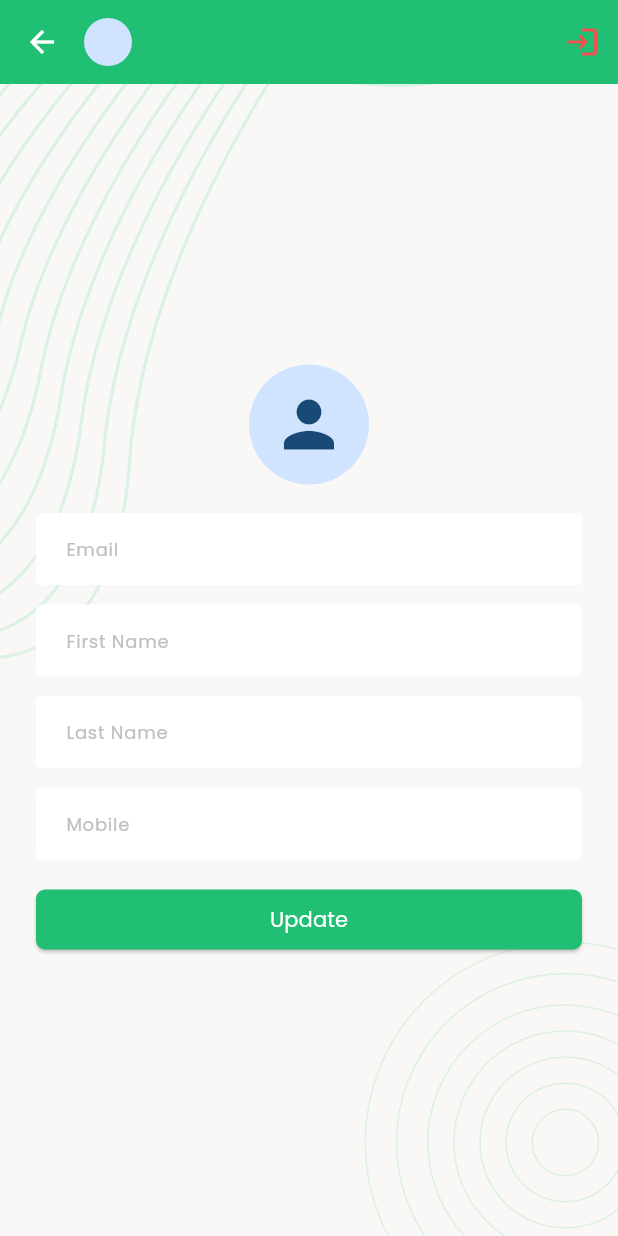
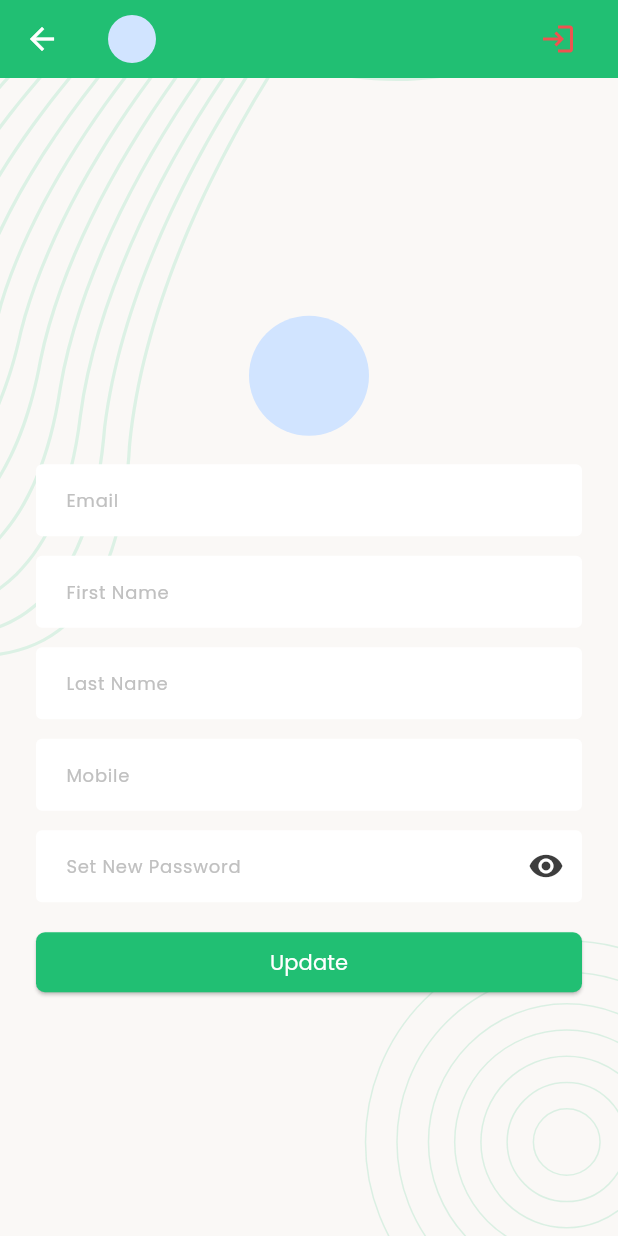
Before and after one commit to saju575/flutter-task-manager, a Flutter app: the UpdateProfileScreen screen opened by its route, on a phone screen of 412 x 824 dp. Run offline on Flutter 3.47's test engine with Material 3 defaults, Android fonts, the phone set to English and light mode, and no system bars; our stand-ins replace flutter_svg, image_picker, logger, pin_code_fields, shared_preferences; accounts and stored records are empty.

Commit message:
Profile update API intregation done

```diff
--- a/lib/data/models/user_model.dart
+++ b/lib/data/models/user_model.dart
@@ -1,22 +1,3 @@
-// class UserModel {
-//   late final String id;
-//   late final String email;
-//   late final String firstName;
-//   late final String lastName;
-//   late final String mobile;
-//   late final String createdDate;
-
-//   // Name constructor
-//   UserModel.fromJson(Map<String, dynamic> jsonData) {
-//     id = jsonData['_id'];
-//     email = jsonData['email'];
-//     firstName = jsonData['firstName'];
-//     lastName = jsonData['lastName'];
-//     mobile = jsonData['mobile'];
-//     createdDate = jsonData['createdDate'];
-//   }
-// }
-
 class UserModel {
   final String id;
   final String email;
@@ -24,6 +5,7 @@ class UserModel {
   final String lastName;
   final String mobile;
   final String createdDate;
+  final String? photo;
 
   UserModel({
     required this.id,
@@ -32,6 +14,7 @@ class UserModel {
     required this.lastName,
     required this.mobile,
     required this.createdDate,
+    this.photo,
   });
 
   factory UserModel.fromJson(Map<String, dynamic> jsonData) {
@@ -42,6 +25,7 @@ class UserModel {
       lastName: jsonData['lastName'] ?? "",
       mobile: jsonData['mobile'] ?? "",
       createdDate: jsonData['createdDate'] ?? "",
+      photo: jsonData['photo'] ?? "",
     );
   }
 
@@ -53,6 +37,7 @@ class UserModel {
       'lastName': lastName,
       'mobile': mobile,
       'createdDate': createdDate,
+      "photo": photo,
     };
   }
 
--- a/lib/data/services/network_logger.dart
+++ b/lib/data/services/network_logger.dart
@@ -3,10 +3,15 @@ import 'package:logger/logger.dart';
 class NetworkLogger {
   static final Logger _logger = Logger();
 
-  static void preRequestLog(String url, {Map<String, dynamic>? body}) {
+  static void preRequestLog(
+    String url, {
+    Map<String, dynamic>? body,
+    Map<String, dynamic>? headers,
+  }) {
     _logger.i(
       'URL=> $url\n'
-      'Body=> $body',
+      'Body=> $body\n'
+      'Headers=> $headers',
     );
   }
 
--- a/lib/ui/app.dart
+++ b/lib/ui/app.dart
@@ -4,11 +4,13 @@ import 'package:task_manager/ui/utils/app_colors.dart';
 
 class TaskManagerApp extends StatelessWidget {
   const TaskManagerApp({super.key});
-
+  static final GlobalKey<NavigatorState> navigatorKey =
+      GlobalKey<NavigatorState>();
   @override
   Widget build(BuildContext context) {
     return MaterialApp(
       debugShowCheckedModeBanner: false,
+      navigatorKey: navigatorKey,
       routes: AppRoutes.routes,
       initialRoute: AppRoutes.splash,
 
@@ -54,7 +56,7 @@ class TaskManagerApp extends StatelessWidget {
             backgroundColor: AppColors.primaryColor,
             foregroundColor: AppColors.whiteColor,
             shape: RoundedRectangleBorder(
-              borderRadius:  BorderRadius.circular(6),
+              borderRadius: BorderRadius.circular(6),
             ),
           ),
         ),
--- a/lib/ui/screens/main_bottom_nav_screen.dart
+++ b/lib/ui/screens/main_bottom_nav_screen.dart
@@ -27,6 +27,7 @@ class _MainBottomNavScreenState extends State<MainBottomNavScreen> {
       appBar: const TaskManagerAppBar(),
 
       bottomNavigationBar: NavigationBar(
+        height: 58,
         selectedIndex: _selectedIndex,
         onDestinationSelected: (index) {
           setState(() {
--- a/lib/ui/screens/update_profile_screen.dart
+++ b/lib/ui/screens/update_profile_screen.dart
@@ -1,9 +1,17 @@
+import 'dart:convert';
 import 'dart:io';
 import 'package:flutter/material.dart';
+import 'package:flutter/services.dart';
 import 'package:image_picker/image_picker.dart';
 import 'package:task_manager/data/models/user_model.dart';
+import 'package:task_manager/data/services/network_client.dart';
+import 'package:task_manager/data/utils/urls.dart';
 import 'package:task_manager/ui/controllers/auth_controller.dart';
+import 'package:task_manager/ui/utils/input_validator.dart';
+import 'package:task_manager/ui/widgets/password_visbility_icon.dart';
 import 'package:task_manager/ui/widgets/screen_background.dart';
+import 'package:task_manager/ui/widgets/snack_bar_message.dart';
+import 'package:task_manager/ui/widgets/spiner.dart';
 import 'package:task_manager/ui/widgets/task_manager_app_bar.dart';
 
 class UpdateProfileScreen extends StatefulWidget {
@@ -18,22 +26,18 @@ class _UpdateProfileScreenState extends State<UpdateProfileScreen> {
   final TextEditingController _firstNameTEController = TextEditingController();
   final TextEditingController _lastNameTEController = TextEditingController();
   final TextEditingController _phoneTEController = TextEditingController();
+  final TextEditingController _passwordTEController = TextEditingController();
+
+  final GlobalKey<TaskManagerAppBarState> _taskManagerAppBarKey =
+      GlobalKey<TaskManagerAppBarState>();
 
   final GlobalKey<FormState> _formKey = GlobalKey<FormState>();
 
   final ImagePicker _picker = ImagePicker();
-  File? _image;
+  XFile? _pickedImage;
 
-  Future<void> _pickImage() async {
-    final XFile? pickedFile = await _picker.pickImage(
-      source: ImageSource.gallery,
-    );
-    if (pickedFile != null) {
-      setState(() {
-        _image = File(pickedFile.path);
-      });
-    }
-  }
+  late bool isLoading = false;
+  late bool _isPasswordHidden = true;
 
   @override
   void initState() {
@@ -51,6 +55,7 @@ class _UpdateProfileScreenState extends State<UpdateProfileScreen> {
     _firstNameTEController.dispose();
     _lastNameTEController.dispose();
     _phoneTEController.dispose();
+    _passwordTEController.dispose();
 
     super.dispose();
   }
@@ -58,7 +63,7 @@ class _UpdateProfileScreenState extends State<UpdateProfileScreen> {
   @override
   Widget build(BuildContext context) {
     return Scaffold(
-      appBar: const TaskManagerAppBar(),
+      appBar: TaskManagerAppBar(key: _taskManagerAppBarKey),
       body: ScreenBackground(
         child: Center(
           child: SingleChildScrollView(
@@ -72,20 +77,7 @@ class _UpdateProfileScreenState extends State<UpdateProfileScreen> {
                   children: [
                     Row(
                       mainAxisAlignment: MainAxisAlignment.center,
-                      children: [
-                        GestureDetector(
-                          onTap: _pickImage,
-                          child: CircleAvatar(
-                            radius: 40,
-                            backgroundImage:
-                                _image != null ? FileImage(_image!) : null,
-                            child:
-                                _image == null
-                                    ? Icon(Icons.person, size: 50)
-                                    : null,
-                          ),
-                        ),
-                      ],
+                      children: [_avatar()],
                     ),
 
                     const SizedBox(height: 19),
@@ -95,6 +87,7 @@ class _UpdateProfileScreenState extends State<UpdateProfileScreen> {
                       keyboardType: TextInputType.emailAddress,
                       controller: _emailTEController,
                       style: TextStyle(fontSize: 14),
+                      readOnly: true,
                       decoration: InputDecoration(
                         hintText: "Email",
                         prefix: Padding(padding: EdgeInsets.only(left: 16)),
@@ -105,7 +98,9 @@ class _UpdateProfileScreenState extends State<UpdateProfileScreen> {
                     TextFormField(
                       textInputAction: TextInputAction.next,
                       controller: _firstNameTEController,
+                      autovalidateMode: AutovalidateMode.onUserInteraction,
                       style: TextStyle(fontSize: 14),
+                      validator: InputValidator.validateFirstName,
                       decoration: InputDecoration(
                         hintText: "First Name",
                         prefix: Padding(padding: EdgeInsets.only(left: 16)),
@@ -116,6 +111,8 @@ class _UpdateProfileScreenState extends State<UpdateProfileScreen> {
                     TextFormField(
                       textInputAction: TextInputAction.next,
                       controller: _lastNameTEController,
+                      validator: InputValidator.validateLastName,
+                      autovalidateMode: AutovalidateMode.onUserInteraction,
                       style: TextStyle(fontSize: 14),
                       decoration: InputDecoration(
                         hintText: "Last Name",
@@ -128,6 +125,9 @@ class _UpdateProfileScreenState extends State<UpdateProfileScreen> {
                       textInputAction: TextInputAction.next,
                       controller: _phoneTEController,
                       keyboardType: TextInputType.phone,
+                      validator: InputValidator.validatePhone,
+                      autovalidateMode: AutovalidateMode.onUserInteraction,
+                      inputFormatters: [FilteringTextInputFormatter.digitsOnly],
                       style: TextStyle(fontSize: 14),
                       decoration: InputDecoration(
                         hintText: "Mobile",
@@ -135,11 +135,29 @@ class _UpdateProfileScreenState extends State<UpdateProfileScreen> {
                       ),
                     ),
 
+                    const SizedBox(height: 13),
+
+                    TextFormField(
+                      textInputAction: TextInputAction.done,
+                      controller: _passwordTEController,
+                      autovalidateMode: AutovalidateMode.onUserInteraction,
+                      obscureText: _isPasswordHidden,
+                      style: TextStyle(fontSize: 14),
+                      decoration: InputDecoration(
+                        hintText: "Set New Password",
+                        prefix: Padding(padding: EdgeInsets.only(left: 16)),
+                        suffixIcon: PasswordVisbilityIcon(
+                          isPasswordHidden: _isPasswordHidden,
+                          onTapPasswordHide: _onTapPasswordHide,
+                        ),
+                      ),
+                    ),
+
                     const SizedBox(height: 16),
 
                     ElevatedButton(
-                      onPressed: _onTapUpdate,
-                      child: Text("Update"),
+                      onPressed: isLoading ? null : _onTapUpdate,
+                      child: isLoading ? const Spinner() : const Text("Update"),
                     ),
                   ],
                 ),
@@ -151,7 +169,89 @@ class _UpdateProfileScreenState extends State<UpdateProfileScreen> {
     );
   }
 
+  Widget _avatar() {
+    return GestureDetector(
+      onTap: _pickImage,
+      child: CircleAvatar(
+        radius: 40,
+        backgroundImage:
+            _pickedImage != null
+                ? FileImage(File(_pickedImage!.path))
+                : (AuthController.userModel?.photo != null &&
+                    AuthController.userModel?.photo != "")
+                ? MemoryImage(
+                  base64Decode(AuthController.userModel?.photo ?? ""),
+                )
+                : null,
+      ),
+    );
+  }
+
   void _onTapUpdate() {
-    Navigator.pop(context);
+    if (_formKey.currentState!.validate()) {
+      _updateProfile();
+    }
+  }
+
+  void _onTapPasswordHide() {
+    setState(() {
+      _isPasswordHidden = !_isPasswordHidden;
+    });
+  }
+
+  void _clearPaswordInputField() {
+    _passwordTEController.clear();
+  }
+
+  Future<void> _updateProfile() async {
+    setState(() {
+      isLoading = true;
+    });
+    Map<String, dynamic> requestBody = {
+      "firstName": _firstNameTEController.text.trim(),
+      "lastName": _lastNameTEController.text.trim(),
+      "mobile": _phoneTEController.text.trim(),
+    };
+    if (_passwordTEController.text.isNotEmpty) {
+      requestBody["password"] = _passwordTEController.text;
+    }
+    if (_pickedImage != null) {
+      List<int> imageByte = await _pickedImage!.readAsBytes();
+      requestBody["photo"] = base64Encode(imageByte);
+    }
+
+    NetworkResponse response = await NetworkClient.postRequest(
+      url: Urls.updateProfile,
+      body: requestBody,
+      token: true,
+    );
+    setState(() {
+      isLoading = false;
+    });
+    if (!mounted) return;
+    if (response.isSuccess) {
+      _clearPaswordInputField();
+      await AuthController.setUserInformation(newUser: requestBody);
+      _taskManagerAppBarKey.currentState?.setState(() {});
+      if (!mounted) return;
+      showSnackBarMessage(context, message: "Profile Updated Successfully");
+    } else {
+      showSnackBarMessage(
+        context,
+        isError: true,
+        message: response.errorMessage,
+      );
+    }
+  }
+
+  Future<void> _pickImage() async {
+    final XFile? pickedFile = await _picker.pickImage(
+      source: ImageSource.gallery,
+    );
+    if (pickedFile != null) {
+      setState(() {
+        _pickedImage = pickedFile;
+      });
+    }
   }
 }
--- /dev/null
+++ b/lib/ui/widgets/password_visbility_icon.dart
@@ -0,0 +1,23 @@
+import 'package:flutter/material.dart';
+import 'package:task_manager/ui/utils/app_colors.dart';
+
+class PasswordVisbilityIcon extends StatelessWidget {
+  final bool isPasswordHidden;
+  final VoidCallback onTapPasswordHide;
+
+  const PasswordVisbilityIcon({
+    super.key,
+    required this.isPasswordHidden,
+    required this.onTapPasswordHide,
+  });
+  @override
+  Widget build(BuildContext context) {
+    return IconButton(
+      onPressed: onTapPasswordHide,
+      icon: Icon(
+        isPasswordHidden ? Icons.visibility : Icons.visibility_off,
+        color: AppColors.textColor,
+      ),
+    );
+  }
+}
--- a/lib/ui/widgets/task_manager_app_bar.dart
+++ b/lib/ui/widgets/task_manager_app_bar.dart
@@ -1,27 +1,43 @@
+import 'dart:convert';
 import 'package:flutter/material.dart';
 import 'package:task_manager/ui/controllers/auth_controller.dart';
 import 'package:task_manager/ui/routes/app_routes.dart';
 import 'package:task_manager/ui/utils/app_colors.dart';
+import 'package:task_manager/ui/widgets/alert_message.dart';
 
-class TaskManagerAppBar extends StatelessWidget implements PreferredSizeWidget {
+class TaskManagerAppBar extends StatefulWidget implements PreferredSizeWidget {
   const TaskManagerAppBar({super.key});
+  @override
+  Size get preferredSize => const Size.fromHeight(52);
 
+  @override
+  State<TaskManagerAppBar> createState() => TaskManagerAppBarState();
+}
+
+class TaskManagerAppBarState extends State<TaskManagerAppBar> {
   @override
   Widget build(BuildContext context) {
     TextTheme textTheme = Theme.of(context).textTheme;
     return AppBar(
-      titleSpacing: Navigator.canPop(context) ? 0 : 14,
       iconTheme: IconThemeData(color: AppColors.whiteColor),
+      actionsPadding: EdgeInsets.only(right: 16),
       title: GestureDetector(
         onTap: () => _onTapProfile(context),
         child: Row(
           spacing: 8,
           crossAxisAlignment: CrossAxisAlignment.center,
           children: [
-            CircleAvatar(radius: 16),
+            CircleAvatar(
+              radius: 16,
+              backgroundImage:
+                  _shouldShowImage(AuthController.userModel?.photo)
+                      ? MemoryImage(
+                        base64Decode(AuthController.userModel?.photo ?? ""),
+                      )
+                      : null,
+            ),
 
-            Expanded(
-              child: Column(
+            Column(
               crossAxisAlignment: CrossAxisAlignment.start,
               children: [
                 Text(
@@ -44,9 +60,22 @@ class TaskManagerAppBar extends StatelessWidget implements PreferredSizeWidget {
                 ),
               ],
             ),
+          ],
         ),
+      ),
+
+      backgroundColor: AppColors.primaryColor,
+      actions: [
         IconButton(
-              onPressed: () => _onTapLogout(context),
+          onPressed:
+              () => showAlert(
+                context: context,
+                title: "Are you sure?",
+                message: "Are you sure you want to logout?",
+                confirmText: "Logout",
+                cancelText: "No",
+                onConfirm: () => _onTapLogout(context),
+              ),
           icon: Icon(
             Icons.login_outlined,
             color: Colors.red.shade400,
@@ -54,14 +83,8 @@ class TaskManagerAppBar extends StatelessWidget implements PreferredSizeWidget {
           ),
         ),
       ],
-        ),
-      ),
-      backgroundColor: AppColors.primaryColor,
     );
   }
-
-  @override
-  Size get preferredSize => const Size.fromHeight(56);
 
   void _onTapProfile(BuildContext context) {
     if (ModalRoute.of(context)?.settings.name != AppRoutes.updateProfile) {
@@ -71,7 +94,9 @@ class TaskManagerAppBar extends StatelessWidget implements PreferredSizeWidget {
 
   Future<void> _onTapLogout(BuildContext context) async {
     await AuthController.clearUserData();
+
     if (context.mounted) {
+      Navigator.pop(context);
       Navigator.pushNamedAndRemoveUntil(
         context,
         AppRoutes.login,
@@ -79,4 +104,8 @@ class TaskManagerAppBar extends StatelessWidget implements PreferredSizeWidget {
       );
     }
   }
+
+  bool _shouldShowImage(String? photo) {
+    return photo != null && photo.isNotEmpty;
   }
+}
```
Also changed, not shown: lib/data/services/network_client.dart (+42 -5 lines), lib/ui/controllers/auth_controller.dart (+12 -0 lines), lib/ui/screens/register_screen.dart (+7 -35 lines), lib/ui/utils/input_validator.dart (+24 -0 lines), lib/ui/widgets/alert_message.dart (added, +64 -0 lines). Lines whose indentation alone changed are shown as unchanged.
